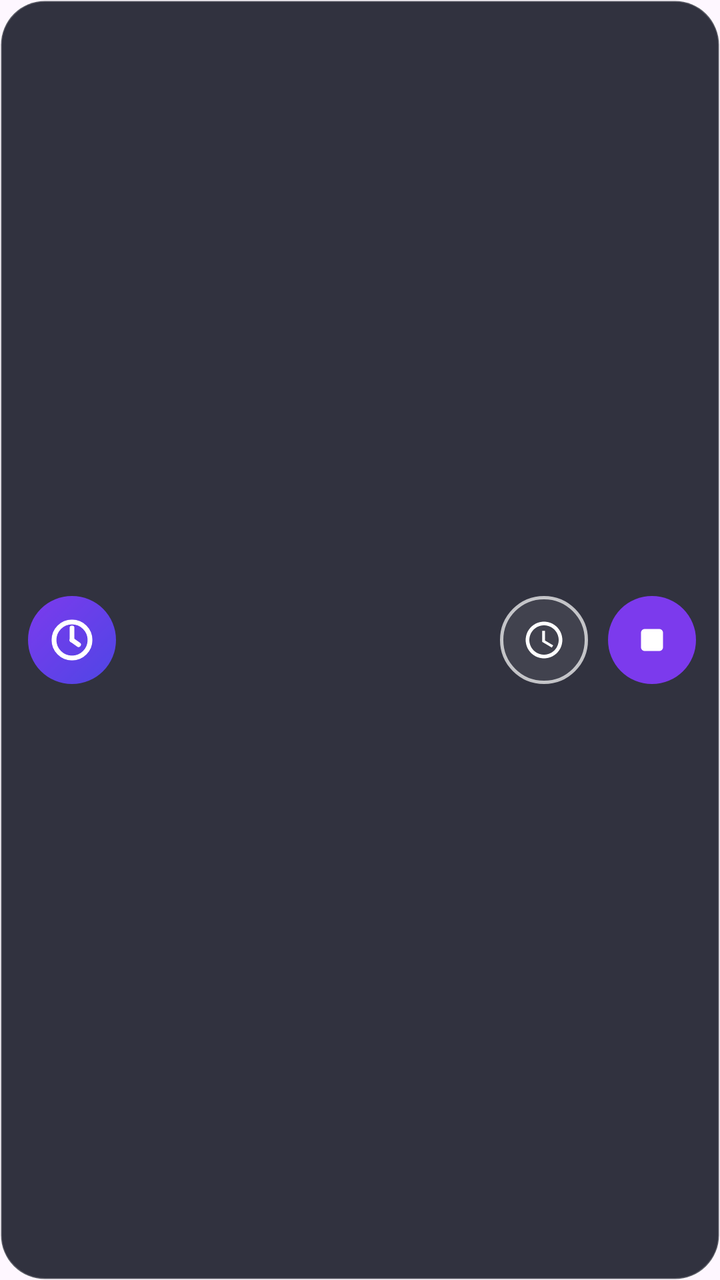
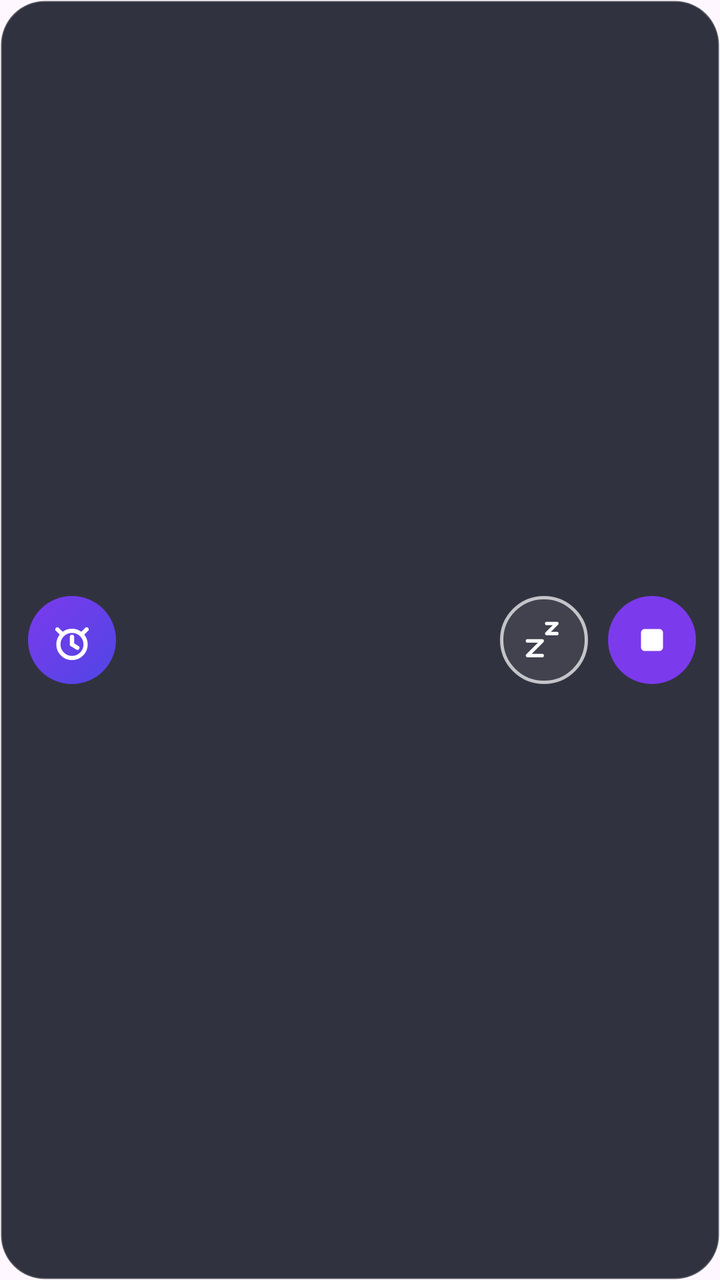

An Android layout rendered at two revisions. The XML below is the earlier revision; the diff shows what the commit changed to produce the second picture.
<!-- AndroidManifest.xml: application theme Theme.DaxiaoWeekAlarm -->
<!-- res/layout/float_alarm.xml -->
<?xml version="1.0" encoding="utf-8"?>
<LinearLayout xmlns:android="http://schemas.android.com/apk/res/android"
    android:layout_width="match_parent"
    android:layout_height="wrap_content"
    android:background="@drawable/bg_float_card"
    android:gravity="center_vertical"
    android:orientation="horizontal"
    android:paddingStart="14dp"
    android:paddingTop="12dp"
    android:paddingEnd="12dp"
    android:paddingBottom="12dp">

    <ImageView
        android:id="@+id/fa_icon"
        android:layout_width="44dp"
        android:layout_height="44dp"
        android:background="@drawable/bg_notif_icon"
        android:contentDescription="@null"
        android:padding="10dp"
        android:src="@drawable/ic_notification" />

    <LinearLayout
        android:layout_width="0dp"
        android:layout_height="wrap_content"
        android:layout_marginStart="12dp"
        android:layout_weight="1"
        android:orientation="vertical">

        
        <TextView
            android:id="@+id/fa_time"
            android:layout_width="match_parent"
            android:layout_height="wrap_content"
            android:ellipsize="end"
            android:includeFontPadding="false"
            android:maxLines="1"
            android:textColor="@color/float_card_time"
            android:textSize="30sp"
            android:textStyle="bold" />

        <TextView
            android:id="@+id/fa_name"
            android:layout_width="match_parent"
            android:layout_height="wrap_content"
            android:layout_marginTop="1dp"
            android:ellipsize="end"
            android:includeFontPadding="false"
            android:maxLines="1"
            android:textColor="@color/float_card_sub"
            android:textSize="12sp" />
    </LinearLayout>

    
    <ImageButton
        android:id="@+id/fa_snooze"
        android:layout_width="44dp"
        android:layout_height="44dp"
        android:layout_marginStart="10dp"
        android:background="@drawable/bg_float_btn_outline"
        android:contentDescription="稍后提醒"
        android:padding="11dp"
        android:scaleType="fitCenter"
        android:src="@drawable/ic_notif_snooze"
        android:tint="@color/float_card_icon" />

    <ImageButton
        android:id="@+id/fa_stop"
        android:layout_width="44dp"
        android:layout_height="44dp"
        android:layout_marginStart="10dp"
        android:background="@drawable/bg_float_btn_solid"
        android:contentDescription="停止"
        android:padding="11dp"
        android:scaleType="fitCenter"
        android:src="@drawable/ic_float_stop"
        android:tint="@color/white" />
</LinearLayout>
<!-- resources referenced by this layout -->
<resources>
  <color name="float_card_icon">#FFFFFF</color>
  <color name="float_card_sub">#CCFFFFFF</color>
  <color name="float_card_time">#FFFFFF</color>
  <color name="white">#FFFFFFFF</color>
  <!-- drawable bg_float_btn_outline (drawable) -->
  <?xml version="1.0" encoding="utf-8"?>
  <shape xmlns:android="http://schemas.android.com/apk/res/android"
      android:shape="oval">
      <solid android:color="@color/float_btn_outline_bg" />
      <stroke
          android:width="1.5dp"
          android:color="@color/float_btn_outline_line" />
  </shape>
  <!-- drawable bg_float_btn_solid (drawable) -->
  <?xml version="1.0" encoding="utf-8"?>
  <shape xmlns:android="http://schemas.android.com/apk/res/android"
      android:shape="oval">
      <solid android:color="@color/float_stop_bg" />
  </shape>
  <!-- drawable bg_notif_icon (drawable) -->
  <?xml version="1.0" encoding="utf-8"?>
  <shape xmlns:android="http://schemas.android.com/apk/res/android"
      android:shape="oval">
      <gradient
          android:angle="135"
          android:startColor="@color/indigo"
          android:endColor="@color/violet" />
  </shape>
  <!-- drawable ic_notif_snooze (drawable) -->
  <?xml version="1.0" encoding="utf-8"?>
  <vector xmlns:android="http://schemas.android.com/apk/res/android"
      android:width="24dp"
      android:height="24dp"
      android:viewportWidth="24"
      android:viewportHeight="24">
      <path
          android:fillColor="#FFFFFFFF"
          android:pathData="M12,2C6.48,2 2,6.48 2,12s4.48,10 10,10 10,-4.48 10,-10S17.52,2 12,2zM12,20c-4.41,0 -8,-3.59 -8,-8s3.59,-8 8,-8 8,3.59 8,8 -3.59,8 -8,8z" />
      <path
          android:fillColor="#FFFFFFFF"
          android:pathData="M12.5,7L11,7v6l5.25,3.15 0.75,-1.23 -4.5,-2.67z" />
  </vector>
  <!-- drawable ic_notification (drawable) -->
  <?xml version="1.0" encoding="utf-8"?>
  <vector xmlns:android="http://schemas.android.com/apk/res/android"
      android:width="24dp"
      android:height="24dp"
      android:viewportWidth="24"
      android:viewportHeight="24">
      
      <path
          android:fillColor="#00000000"
          android:pathData="M12,12 m-9,0 a9,9 0 1,0 18,0 a9,9 0 1,0 -18,0"
          android:strokeColor="#FFFFFF"
          android:strokeWidth="2.4" />
      
      <path
          android:fillColor="#00000000"
          android:pathData="M12,12 L12,6"
          android:strokeColor="#FFFFFF"
          android:strokeLineCap="round"
          android:strokeWidth="2.4" />
      
      <path
          android:fillColor="#00000000"
          android:pathData="M12,12 L15.26,14.32"
          android:strokeColor="#FFFFFF"
          android:strokeLineCap="round"
          android:strokeWidth="2.4" />
  </vector>
  <color name="float_btn_outline_bg">#14FFFFFF</color>
  <color name="float_btn_outline_line">#B3FFFFFF</color>
  <color name="float_stop_bg">#7C3AED</color>
  <color name="float_card_bg">#E61B1D2B</color>
  <color name="float_card_line">#33FFFFFF</color>
  <color name="indigo">#4F46E5</color>
  <color name="violet">#7C3AED</color>
  <color name="indigo_dark">#4338CA</color>
  <color name="bg">#F4F5FB</color>
  <!-- unchanged entries left out for length: 3 -->
</resources>

<!-- the commit's change to res/layout/float_alarm.xml (unified diff, before → after) -->
@@ -17,7 +17,7 @@
         android:background="@drawable/bg_notif_icon"
         android:contentDescription="@null"
         android:padding="10dp"
-        android:src="@drawable/ic_notification" />
+        android:src="@drawable/ic_float_alarm" />
 
     <LinearLayout
         android:layout_width="0dp"
@@ -60,7 +60,7 @@
         android:contentDescription="稍后提醒"
         android:padding="11dp"
         android:scaleType="fitCenter"
-        android:src="@drawable/ic_notif_snooze"
+        android:src="@drawable/ic_float_snooze"
         android:tint="@color/float_card_icon" />
 
     <ImageButton
<!-- resource entries referenced after the edit -->
@@ -28,21 +28,7 @@
           android:startColor="@color/indigo"
           android:endColor="@color/violet" />
   </shape>
-  <!-- drawable ic_notif_snooze (drawable) -->
-  <?xml version="1.0" encoding="utf-8"?>
-  <vector xmlns:android="http://schemas.android.com/apk/res/android"
-      android:width="24dp"
-      android:height="24dp"
-      android:viewportWidth="24"
-      android:viewportHeight="24">
-      <path
-          android:fillColor="#FFFFFFFF"
-          android:pathData="M12,2C6.48,2 2,6.48 2,12s4.48,10 10,10 10,-4.48 10,-10S17.52,2 12,2zM12,20c-4.41,0 -8,-3.59 -8,-8s3.59,-8 8,-8 8,3.59 8,8 -3.59,8 -8,8z" />
-      <path
-          android:fillColor="#FFFFFFFF"
-          android:pathData="M12.5,7L11,7v6l5.25,3.15 0.75,-1.23 -4.5,-2.67z" />
-  </vector>
-  <!-- drawable ic_notification (drawable) -->
+  <!-- drawable ic_float_alarm (drawable) -->
   <?xml version="1.0" encoding="utf-8"?>
   <vector xmlns:android="http://schemas.android.com/apk/res/android"
       android:width="24dp"
@@ -52,23 +38,62 @@
       
       <path
           android:fillColor="#00000000"
-          android:pathData="M12,12 m-9,0 a9,9 0 1,0 18,0 a9,9 0 1,0 -18,0"
+          android:pathData="M12,14.2 m-6.8,0 a6.8,6.8 0 1,0 13.6,0 a6.8,6.8 0 1,0 -13.6,0"
           android:strokeColor="#FFFFFF"
-          android:strokeWidth="2.4" />
+          android:strokeWidth="2.1" />
       
       <path
           android:fillColor="#00000000"
-          android:pathData="M12,12 L12,6"
+          android:pathData="M6.8,8.8 L4.7,6.7"
           android:strokeColor="#FFFFFF"
           android:strokeLineCap="round"
-          android:strokeWidth="2.4" />
+          android:strokeWidth="2.1" />
       
       <path
           android:fillColor="#00000000"
-          android:pathData="M12,12 L15.26,14.32"
+          android:pathData="M17.2,8.8 L19.3,6.7"
           android:strokeColor="#FFFFFF"
           android:strokeLineCap="round"
-          android:strokeWidth="2.4" />
+          android:strokeWidth="2.1" />
+      
+      <path
+          android:fillColor="#00000000"
+          android:pathData="M12,14.2 L12,10.4"
+          android:strokeColor="#FFFFFF"
+          android:strokeLineCap="round"
+          android:strokeWidth="2.1" />
+      
+      <path
+          android:fillColor="#00000000"
+          android:pathData="M12,14.2 L14.7,15.9"
+          android:strokeColor="#FFFFFF"
+          android:strokeLineCap="round"
+          android:strokeWidth="2.1" />
+  </vector>
+  <!-- drawable ic_float_snooze (drawable) -->
+  <?xml version="1.0" encoding="utf-8"?>
+  <vector xmlns:android="http://schemas.android.com/apk/res/android"
+      android:width="24dp"
+      android:height="24dp"
+      android:viewportWidth="24"
+      android:viewportHeight="24">
+      
+      
+      <path
+          android:fillColor="#00000000"
+          android:pathData="M3,12.5 L11,12.5 L3,20.5 L11,20.5"
+          android:strokeColor="#FFFFFF"
+          android:strokeLineCap="round"
+          android:strokeLineJoin="round"
+          android:strokeWidth="1.9" />
+      
+      <path
+          android:fillColor="#00000000"
+          android:pathData="M13.5,3 L19,3 L13.5,8.5 L19,8.5"
+          android:strokeColor="#FFFFFF"
+          android:strokeLineCap="round"
+          android:strokeLineJoin="round"
+          android:strokeWidth="1.9" />
   </vector>
   <color name="float_btn_outline_bg">#14FFFFFF</color>
   <color name="float_btn_outline_line">#B3FFFFFF</color>
